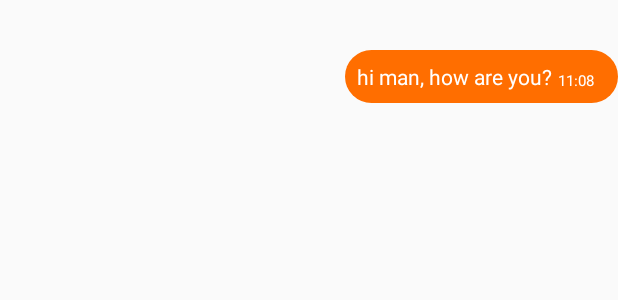
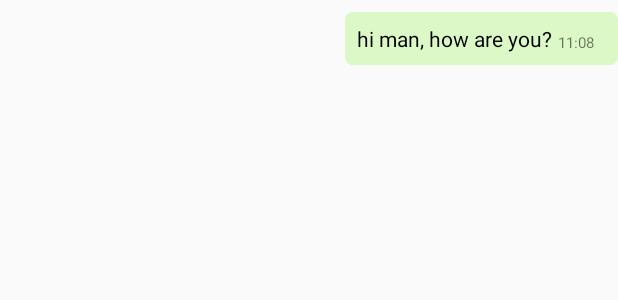
Before and after one commit to dharam1/Buddy, an Android app: the layout item_out_message.xml on its own in the app's theme, with its tools: preview values and no code run, on a phone screen of 412 x 824 dp. Shown: the top 300 px of the screen. Run offline under Robolectric (Android 15) with nearby library versions, the phone set to English and light mode, and no system bars.

Commit message:
timeline + chat UI

```diff
--- a/app/src/main/res/drawable/bubble_in.xml
+++ b/app/src/main/res/drawable/bubble_in.xml
@@ -4,11 +4,11 @@
 
     <!-- View background color -->
     <solid
-        android:color="#FF6E00" >
+        android:color="@color/white" >
     </solid>
 
     <!-- The radius makes the corners rounded -->
     <corners
-        android:radius="20dp">
+        android:radius="5dp">
     </corners>
 </shape>
--- a/app/src/main/res/drawable/bubble_out.xml
+++ b/app/src/main/res/drawable/bubble_out.xml
@@ -4,11 +4,11 @@
 
     <!-- View background color -->
     <solid
-        android:color="#FF6E00" >
+        android:color="@color/sent" >
     </solid>
 
     <!-- The radius makes the corners rounded -->
     <corners
-        android:radius="20dp">
+        android:radius="5dp">
     </corners>
 </shape>
--- a/app/src/main/res/drawable/round_date.xml
+++ b/app/src/main/res/drawable/round_date.xml
@@ -2,9 +2,9 @@
 <shape xmlns:android="http://schemas.android.com/apk/res/android" >
     <stroke
         android:width="1dp"
-        android:color="#5b7399" />
+        android:color="@color/chat" />
 
-    <solid android:color="#5b7399" />
+    <solid android:color="@color/chat" />
 
     <padding
         android:left="1dp"
--- a/app/src/main/res/layout/item_in_message.xml
+++ b/app/src/main/res/layout/item_in_message.xml
@@ -32,14 +32,13 @@
             android:layout_height="wrap_content"
             android:maxWidth="240dp"
             android:layout_centerVertical="true"
-            android:textColor="@color/white"
+            android:textColor="@color/black"
             android:layout_marginLeft="4dp"/>
 
         <TextView
             android:id="@+id/message_time"
             android:layout_width="wrap_content"
             android:text="11:08"
-            android:textColor="@color/white"
             android:layout_height="wrap_content"
             android:textSize="10sp"
             android:layout_toRightOf="@+id/message_text"
@@ -65,9 +64,7 @@
             android:padding="3dp"
             android:textSize="12sp"
             android:visibility="gone"
-            android:textColor="#203e6d"
             android:background="@drawable/round_date"
-            android:layout_marginLeft="10dp"
             android:layout_marginTop="4dp" />
 
     </RelativeLayout>
--- a/app/src/main/res/layout/item_out_message.xml
+++ b/app/src/main/res/layout/item_out_message.xml
@@ -14,15 +14,15 @@
         android:layout_width="wrap_content"
         android:layout_height="wrap_content"
         android:textSize="15sp"
-        android:layout_marginLeft="8dp"
-        app:layout_constraintTop_toBottomOf="@id/rr_date"
+        android:visibility="gone"
+        app:layout_constraintTop_toBottomOf="@+id/rr_date"
         app:layout_constraintRight_toRightOf="parent"
         android:layout_marginTop="4dp" />
 
     <RelativeLayout
         android:layout_width="wrap_content"
         android:layout_height="wrap_content"
-        android:background="@drawable/bubble_in"
+        android:background="@drawable/bubble_out"
         android:id="@+id/rr"
         app:layout_constraintTop_toBottomOf="@+id/message_user"
         app:layout_constraintRight_toRightOf="parent"
@@ -36,14 +36,13 @@
             android:layout_height="wrap_content"
             android:maxWidth="240dp"
             android:layout_centerVertical="true"
-            android:textColor="@color/white"
+            android:textColor="@color/black"
             android:layout_marginRight="4dp"/>
 
         <TextView
             android:id="@+id/message_time"
             android:layout_width="wrap_content"
             android:text="11:08"
-            android:textColor="@color/white"
             android:layout_height="wrap_content"
             android:layout_toRightOf="@+id/message_text"
             android:textSize="10sp"
@@ -70,9 +69,7 @@
             android:padding="3dp"
             android:textSize="12sp"
             android:visibility="gone"
-            android:textColor="#203e6d"
             android:background="@drawable/round_date"
-            android:layout_marginLeft="10dp"
             android:layout_marginTop="4dp" />
 
     </RelativeLayout>
--- a/app/src/main/res/layout/timeline_list_view.xml
+++ b/app/src/main/res/layout/timeline_list_view.xml
@@ -12,7 +12,8 @@
         android:layout_height="match_parent"
         android:weightSum="3"
         android:layout_marginLeft="5dp"
-        android:layout_marginRight="5dp">
+        android:layout_marginRight="5dp"
+        android:minHeight="75dp">
 
         <RelativeLayout
             android:layout_width="0dp"
@@ -44,7 +45,7 @@
             android:layout_marginTop="5dp"
             android:layout_marginBottom="5dp"
             android:paddingLeft="5dp"
-            android:layout_gravity="center">
+            android:layout_gravity="center_vertical">
             <TextView
                 android:id="@+id/textView"
                 android:layout_width="match_parent"
--- a/app/src/main/res/values/colors.xml
+++ b/app/src/main/res/values/colors.xml
@@ -12,4 +12,5 @@
     <color name="gray">#607D8B</color>
     <color name="view">#c1c1c1</color>
     <color name="fb">#295396</color>
+    <color name="sent">#DCF8C6</color>
 </resources>
```
Also changed, not shown: app/src/main/java/com/example/dharmendra/buddy1/ChatOnScrollListener.java (+5 -5 lines), app/src/main/java/com/example/dharmendra/buddy1/timelineadapter.java (+35 -19 lines), app/src/main/res/drawable/ribbon.xml (added, +31 -0 lines), app/src/main/res/drawable-hdpi/ic_anonymous.png (added), app/src/main/res/drawable-mdpi/ic_anonymous.png (added), app/src/main/res/drawable-xhdpi/ic_anonymous.png (added), app/src/main/res/drawable-xxhdpi/ic_anonymous.png (added).
